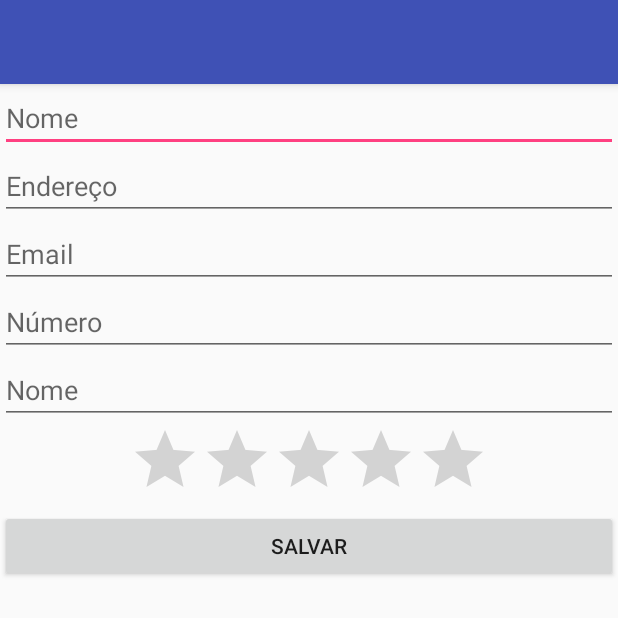
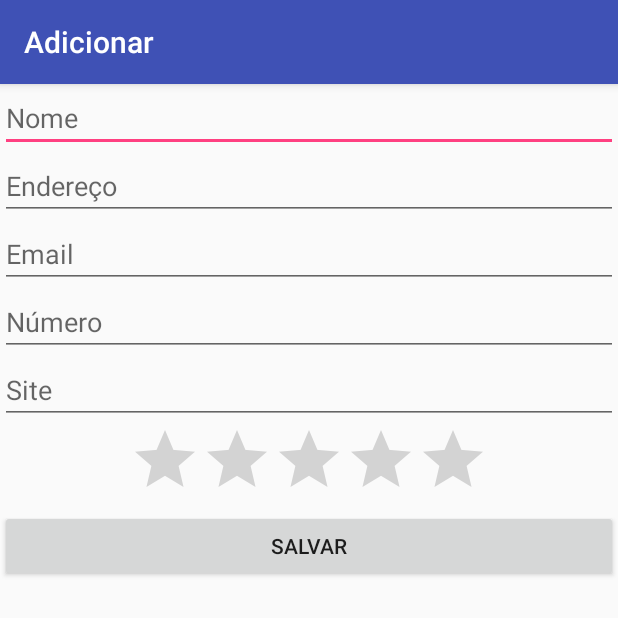
Before and after one commit to MinnusV/Agenda, an Android app: the screen it shows after launch (StudentsInsertActivity), on a phone screen of 412 x 824 dp, the top half of it. Run offline under Robolectric (Android 15) with nearby library versions, the phone set to English and light mode, and no system bars.

Commit message:
Insert alunos

```diff
--- a/Agenda/app/build.gradle
+++ b/Agenda/app/build.gradle
@@ -7,8 +7,9 @@ android {
         applicationId "br.com.costa.agenda"
         minSdkVersion 22
         targetSdkVersion 25
-        versionName '1.1'
+        versionName '1'
         testInstrumentationRunner "android.support.test.runner.AndroidJUnitRunner"
+        versionCode 1
     }
     buildTypes {
         release {
--- a/Agenda/app/src/main/AndroidManifest.xml
+++ b/Agenda/app/src/main/AndroidManifest.xml
@@ -11,13 +11,11 @@
         android:theme="@style/AppTheme">
         <activity
             android:name=".StudentsListActivity"
-            android:label="@string/app_name"
-            android:theme="@style/AppTheme.NoActionBar">
+            android:label="@string/app_name" >
         </activity>
         <activity
             android:name=".StudentsInsertActivity"
-            android:label="@string/title_activity_students_insert"
-            android:theme="@style/AppTheme.NoActionBar">
+            android:label="@string/title_activity_students_insert" >
             <intent-filter>
                 <action android:name="android.intent.action.MAIN" />
 
--- a/Agenda/app/src/main/java/br/com/costa/agenda/StudentsInsertActivity.java
+++ b/Agenda/app/src/main/java/br/com/costa/agenda/StudentsInsertActivity.java
@@ -6,13 +6,38 @@ import android.support.design.widget.Snackbar;
 import android.support.v7.app.AppCompatActivity;
 import android.support.v7.widget.Toolbar;
 import android.view.View;
+import android.widget.Button;
+import android.widget.Toast;
 
 public class StudentsInsertActivity extends AppCompatActivity {
 
     @Override
     protected void onCreate(Bundle savedInstanceState) {
+
+        //Carregando configurações do AppCompatActivity para o onCreate
         super.onCreate(savedInstanceState);
+        //Adicionando o xml ao conteúdo da tela
         setContentView(R.layout.activity_students_insert);
+
+        Button saveButton = (Button) findViewById(R.id.studentsInsert_buttonSave);
+        saveButton.setOnClickListener(new View.OnClickListener() {
+            @Override
+            public void onClick(View v) {
+
+                if(validateSave()) {
+                    Toast.makeText(StudentsInsertActivity.this, "Save!", Toast.LENGTH_SHORT).show();
+                }else if(!validateSave()){
+                    Toast.makeText(StudentsInsertActivity.this, "Not Save!", Toast.LENGTH_SHORT).show();
+                }
+            }
+        });
+
     }
 
+    private boolean validateSave(){
+        //boolean validade = true;
+        boolean validade = false;
+
+        return validade;
+    }
 }
--- a/Agenda/app/src/main/java/br/com/costa/agenda/StudentsListActivity.java
+++ b/Agenda/app/src/main/java/br/com/costa/agenda/StudentsListActivity.java
@@ -23,7 +23,7 @@ public class StudentsListActivity extends AppCompatActivity {
 
         //Inserindo alunos na listview definida no xml
         String[] studends = {"Erick", "John", "Fidelis ", "Costa", "João"};
-        ListView studeList = (ListView) findViewById(R.id.studentsListView);
+        ListView studeList = (ListView) findViewById(R.id.studentsList_listViewStudents);
         ArrayAdapter<String> studentsListViewAdapter = new ArrayAdapter<>(this, android.R.layout.simple_list_item_1, studends);
         studeList.setAdapter(studentsListViewAdapter);
     }
--- a/Agenda/app/src/main/res/layout/activity_students_insert.xml
+++ b/Agenda/app/src/main/res/layout/activity_students_insert.xml
@@ -6,20 +6,6 @@
     android:layout_height="match_parent"
     tools:context="br.com.costa.agenda.StudentsInsertActivity">
 
-    <android.support.design.widget.AppBarLayout
-        android:layout_width="match_parent"
-        android:layout_height="wrap_content"
-        android:theme="@style/AppTheme.AppBarOverlay">
-
-        <android.support.v7.widget.Toolbar
-            android:id="@+id/toolbar"
-            android:layout_width="match_parent"
-            android:layout_height="?attr/actionBarSize"
-            android:background="?attr/colorPrimary"
-            app:popupTheme="@style/AppTheme.PopupOverlay" />
-
-    </android.support.design.widget.AppBarLayout>
-
     <include layout="@layout/content_students_insert" />
 
 </android.support.design.widget.CoordinatorLayout>
--- a/Agenda/app/src/main/res/layout/content_students_insert.xml
+++ b/Agenda/app/src/main/res/layout/content_students_insert.xml
@@ -1,4 +1,9 @@
 <?xml version="1.0" encoding="utf-8"?>
+<ScrollView
+    xmlns:android="http://schemas.android.com/apk/res/android"
+    android:layout_width="fill_parent"
+    android:layout_height="fill_parent">
+
         <LinearLayout
         xmlns:android="http://schemas.android.com/apk/res/android"
         xmlns:app="http://schemas.android.com/apk/res-auto"
@@ -11,39 +16,49 @@
         tools:showIn="@layout/activity_students_insert">
 
         <EditText
+            android:id="@+id/studentsInsert_editTextName"
             android:hint="Nome"
             android:layout_width="match_parent"
             android:layout_height="wrap_content" />
 
         <EditText
+            android:id="@+id/studentsInsert_editTextAddres"
             android:hint="Endereço"
             android:layout_width="match_parent"
             android:layout_height="wrap_content" />
 
         <EditText
+            android:id="@+id/studentsInsert_editTextEmail"
             android:hint="Email"
             android:layout_width="match_parent"
             android:layout_height="wrap_content" />
 
             <EditText
+                android:id="@+id/studentsInsert_editTextNumber"
                 android:hint="Número"
                 android:layout_width="match_parent"
                 android:layout_height="wrap_content" />
 
+
         <EditText
-        android:hint="Nome"
+            android:id="@+id/studentsInsert_editTextSite"
+            android:hint="Site"
             android:layout_width="match_parent"
             android:layout_height="wrap_content" />
 
         <RatingBar
+            android:id="@+id/studentInsert_ratingBarNote"
             android:layout_width="wrap_content"
             android:layout_height="wrap_content"
             android:numStars="5"
             android:layout_gravity="center" />
 
         <Button
+            android:id="@+id/studentsInsert_buttonSave"
             android:text="Salvar"
             android:layout_width="match_parent"
             android:layout_height="wrap_content" />
 
     </LinearLayout>
+
+</ScrollView>
--- a/Agenda/app/src/main/res/layout/content_students_list.xml
+++ b/Agenda/app/src/main/res/layout/content_students_list.xml
@@ -11,7 +11,7 @@
     tools:showIn="@layout/activity_students_list">
 
     <ListView
-        android:id="@+id/studentsListView"
+        android:id="@+id/studentsList_listViewStudents"
         android:layout_width="match_parent"
         android:layout_height="match_parent">
     </ListView>
--- a/Agenda/app/src/main/res/values/strings.xml
+++ b/Agenda/app/src/main/res/values/strings.xml
@@ -1,5 +1,5 @@
 <resources>
     <string name="app_name">Agenda</string>
     <string name="action_settings">Settings</string>
-    <string name="title_activity_students_insert">StudentsInsertActivity</string>
+    <string name="title_activity_students_insert">Adicionar</string>
 </resources>
```
Also changed, not shown: Agenda/app/src/main/res/layout/activity_students_list.xml (+0 -14 lines). Lines whose indentation alone changed are shown as unchanged.
